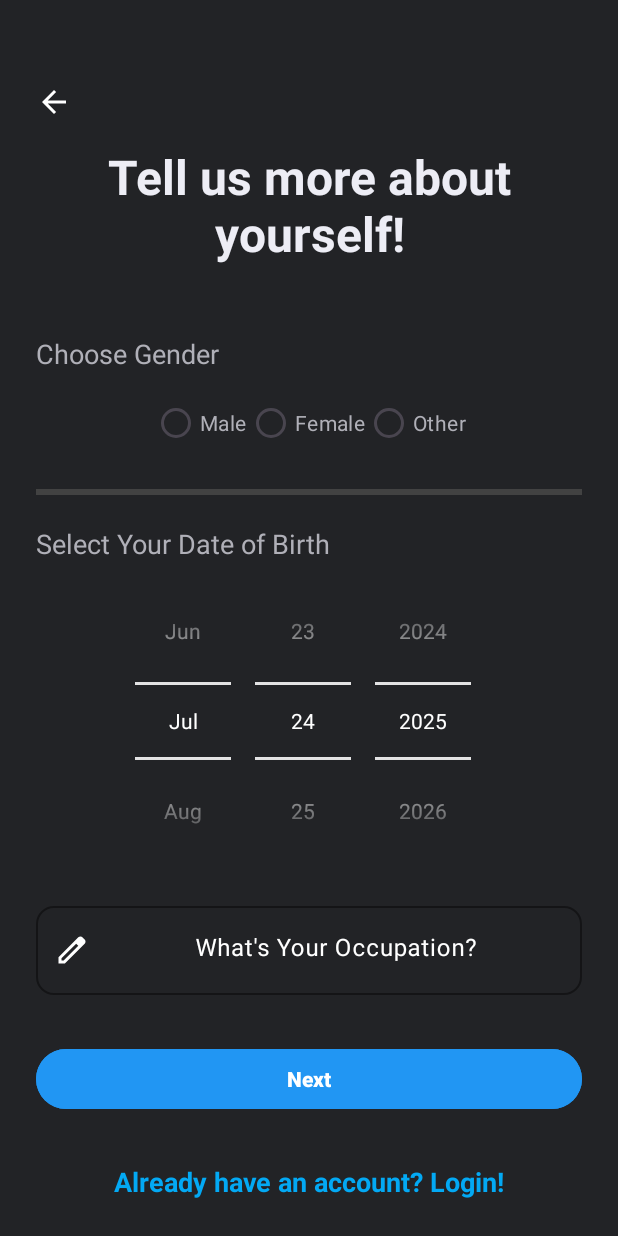
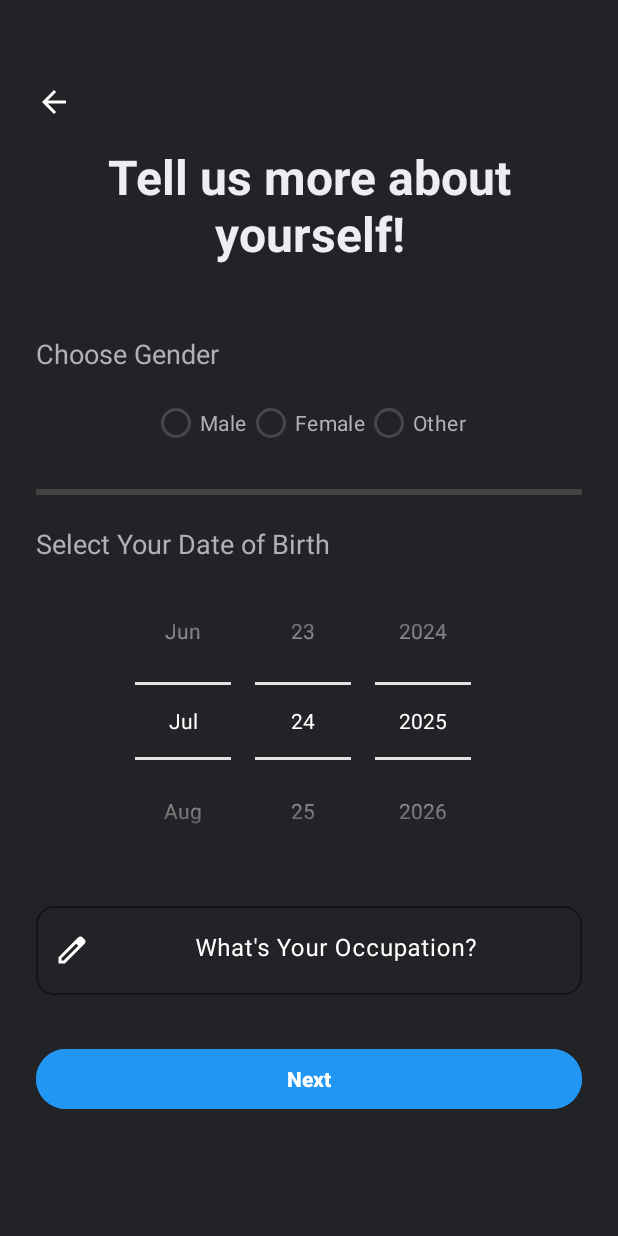
Before and after one commit to NVC414/proiect_practica_WindRiver, an Android app: the Register_activity2 screen opened directly, with no data from a screen before it, on a phone screen of 412 x 824 dp. Run offline under Robolectric (Android 15) with nearby library versions, the phone set to English and light mode, and no system bars; Roboto replaces fonts that are not available here.

Commit message:
the yoink

```diff
--- a/app/src/main/java/com/windriver/pcgate/ui/LoginRegister/Register/Register_activity2.java
+++ b/app/src/main/java/com/windriver/pcgate/ui/LoginRegister/Register/Register_activity2.java
@@ -1,8 +1,8 @@
 package com.windriver.pcgate.ui.LoginRegister.Register;
 
+import android.annotation.SuppressLint;
 import android.content.Intent;
 import android.os.Bundle;
-import android.os.PersistableBundle;
 import android.view.View;
 import android.widget.Button;
 import android.widget.DatePicker;
@@ -11,11 +11,9 @@ import android.widget.RadioGroup;
 import android.widget.TextView;
 import android.widget.Toast;
 
-import androidx.annotation.Nullable;
 import androidx.appcompat.app.AppCompatActivity;
 
 import com.windriver.pcgate.R;
-import com.windriver.pcgate.ui.LoginRegister.Login_activity;
 
 import java.util.Calendar;
 
@@ -33,17 +31,7 @@ public class Register_activity2 extends AppCompatActivity {
         radioGroup = findViewById(R.id.RadioGroup);
         datePicker = findViewById(R.id.AgePicker);
 
-        textViews = findViewById(R.id.loginNow);
-        textViews.setOnClickListener(new View.OnClickListener()
-        {
-            @Override
-            public void onClick(View view)
-            {
-                Intent intent = new Intent(getApplicationContext(), Login_activity.class);
-                startActivity(intent);
-                finish();
-            }
-        });
+        textViews = findViewById(R.id.Occupation);
         button = findViewById(R.id.next_button);
         button.setOnClickListener(new View.OnClickListener()
         {
@@ -65,6 +53,7 @@ public class Register_activity2 extends AppCompatActivity {
                 intent.putExtra("email", getIntent().getStringExtra("email"));
                 intent.putExtra("password", getIntent().getStringExtra("password"));
                 intent.putExtra("phone", getIntent().getStringExtra("phone"));
+                intent.putExtra("occupation", textViews.getText().toString());
                 startActivity(intent);
                 finish();
             }
--- a/app/src/main/res/layout/activity_register.xml
+++ b/app/src/main/res/layout/activity_register.xml
@@ -47,7 +47,7 @@
         app:startIconTint="@color/white">
 
         <com.google.android.material.textfield.TextInputEditText
-            android:id="@+id/full_name"
+            android:id="@+id/Occupation"
             style="@style/TextColor"
             android:layout_width="match_parent"
             android:layout_height="wrap_content"
--- a/app/src/main/res/layout/activity_register2.xml
+++ b/app/src/main/res/layout/activity_register2.xml
@@ -49,20 +49,6 @@
         app:layout_constraintLeft_toLeftOf="parent"
         app:layout_constraintRight_toRightOf="parent"
         android:layout_marginTop="16dp" />
-
-    <TextView
-        android:id="@+id/loginNow"
-        android:textStyle="bold"
-        android:textSize="18sp"
-        android:textColor="@color/secondary"
-        android:gravity="center"
-        android:layout_marginTop="32dp"
-        android:text="@string/click_to_login"
-        android:layout_width="0dp"
-        android:layout_height="wrap_content"
-        app:layout_constraintTop_toBottomOf="@id/progressBar"
-        app:layout_constraintLeft_toLeftOf="parent"
-        app:layout_constraintRight_toRightOf="parent" />
 
     <ImageView
         android:id="@+id/ButtonBack"
@@ -182,7 +168,7 @@
         app:startIconTint="@color/white">
 
     <com.google.android.material.textfield.TextInputEditText
-        android:id="@+id/full_name"
+        android:id="@+id/Occupation"
         style="@style/TextColor"
         android:layout_width="match_parent"
         android:layout_height="wrap_content"
```
Also changed, not shown: app/src/main/java/com/windriver/pcgate/Databases/UserHelperClass.java (+11 -2 lines), app/src/main/java/com/windriver/pcgate/ui/LoginRegister/Register/Register_activity1.java (+6 -4 lines), app/src/main/java/com/windriver/pcgate/ui/LoginRegister/Register/VerifyOTP.java (+13 -33 lines).
